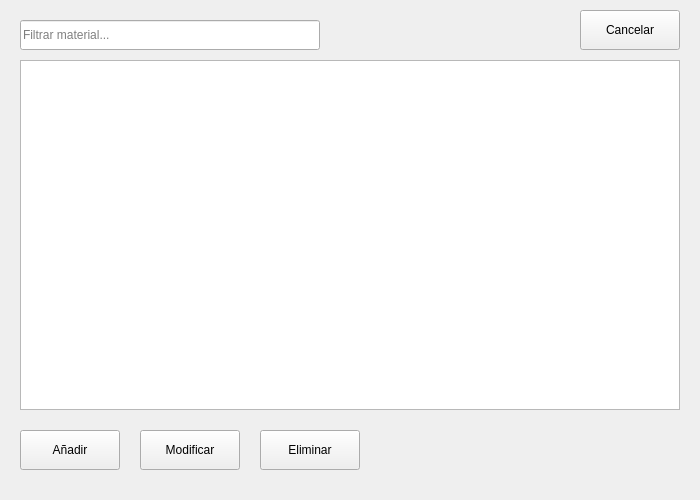
This is src/vista/ui/GestionarMaterial.ui in OscaarMG/campasgym as Qt 5 draws it before an edit. The edited form follows.
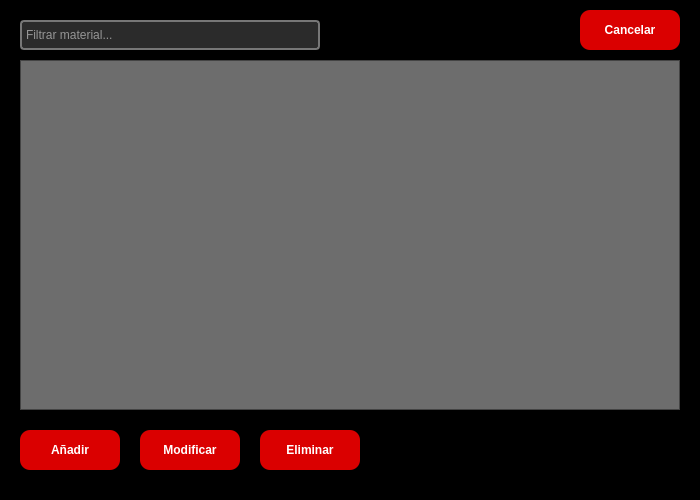
This is the edited form.

```diff
--- a/src/vista/ui/GestionarMaterial.ui
+++ b/src/vista/ui/GestionarMaterial.ui
@@ -13,6 +13,9 @@
   <property name="windowTitle">
    <string>Gestión de Material</string>
   </property>
+  <property name="styleSheet">
+   <string notr="true">background-color:#000000</string>
+  </property>
   <widget class="QLineEdit" name="filterLineEdit">
    <property name="geometry">
     <rect>
@@ -22,6 +25,18 @@
      <height>30</height>
     </rect>
    </property>
+   <property name="styleSheet">
+    <string notr="true">QLineEdit {
+    background-color: #2b2b2b;      
+    color: white;                   
+    border: 1.5px solid #777777;     
+    padding: 2px;
+    border-radius: 4px;
+    selection-background-color: #444444;
+    selection-color: #ff4c4c;        
+}
+</string>
+   </property>
    <property name="placeholderText">
     <string>Filtrar material...</string>
    </property>
@@ -35,6 +50,93 @@
      <height>350</height>
     </rect>
    </property>
+   <property name="styleSheet">
+    <string notr="true">QTableView {
+    background-color: #6d6d6d;
+    color: white;
+    gridline-color: #888888; 
+    border: 1px solid #444444;
+}
+
+QTableView::item {
+    background-color: #7d7d7d;
+    border: 1px solid #555555;
+    padding: 4px;
+}
+
+QTableView {
+    background-color: #6d6d6d;
+    color: white;
+    gridline-color: #888888; /* color del borde entre celdas */
+    border: 1px solid #444444;
+}
+
+QTableWidget::item {
+    background-color: #7d7d7d;
+    border: 1px solid #555555;
+    padding: 4px;
+}
+
+QHeaderView::section {
+    background-color: #5d5d5d;
+    color: white;
+    border: 1px solid #444444;
+    padding: 4px;
+}
+
+QTableCornerButton::section {
+    background-color: #6d6d6d;
+    border: 1px solid #555555;
+}
+
+
+QScrollBar:vertical {
+    background: #5d5d5d;  /* Fondo liso, sin textura */
+    width: 12px;
+    margin: 0px;
+    border: none;
+}
+
+QScrollBar::handle:vertical {
+    background: #888888;  /* Parte que se arrastra */
+    min-height: 20px;
+    border-radius: 4px;
+}
+
+QScrollBar::add-line:vertical,
+QScrollBar::sub-line:vertical {
+    height: 0px;
+    background: none;
+    border: none;
+}
+
+QScrollBar:horizontal {
+    background: #5d5d5d;
+    height: 12px;
+    margin: 0px;
+    border: none;
+}
+
+QScrollBar::handle:horizontal {
+    background: #888888;
+    min-width: 20px;
+    border-radius: 4px;
+}
+
+QScrollBar::add-line:horizontal,
+QScrollBar::sub-line:horizontal {
+    width: 0px;
+    background: none;
+    border: none;
+}
+
+QTableWidget QLineEdit {
+    background-color: #5d5d5d;
+    color: white;
+    border: 1px solid #777777;
+    padding: 2px;
+}</string>
+   </property>
   </widget>
   <widget class="QPushButton" name="btnAnadir">
    <property name="geometry">
@@ -45,6 +147,20 @@
      <height>40</height>
     </rect>
    </property>
+   <property name="styleSheet">
+    <string notr="true">QPushButton {
+    background-color: #da0000;
+    color: white;
+    border-radius: 10px;
+    padding: 6px;
+    font-size: 12px;
+    font-weight: bold;
+}
+
+QPushButton:hover {
+    background-color: #aa0000;
+}</string>
+   </property>
    <property name="text">
     <string>Añadir</string>
    </property>
@@ -58,6 +174,20 @@
      <height>40</height>
     </rect>
    </property>
+   <property name="styleSheet">
+    <string notr="true">QPushButton {
+    background-color: #da0000;
+    color: white;
+    border-radius: 10px;
+    padding: 6px;
+    font-size: 12px;
+    font-weight: bold;
+}
+
+QPushButton:hover {
+    background-color: #aa0000;
+}</string>
+   </property>
    <property name="text">
     <string>Modificar</string>
    </property>
@@ -71,6 +201,20 @@
      <height>40</height>
     </rect>
    </property>
+   <property name="styleSheet">
+    <string notr="true">QPushButton {
+    background-color: #da0000;
+    color: white;
+    border-radius: 10px;
+    padding: 6px;
+    font-size: 12px;
+    font-weight: bold;
+}
+
+QPushButton:hover {
+    background-color: #aa0000;
+}</string>
+   </property>
    <property name="text">
     <string>Eliminar</string>
    </property>
@@ -84,6 +228,20 @@
      <height>40</height>
     </rect>
    </property>
+   <property name="styleSheet">
+    <string notr="true">QPushButton {
+    background-color: #da0000;
+    color: white;
+    border-radius: 10px;
+    padding: 6px;
+    font-size: 12px;
+    font-weight: bold;
+}
+
+QPushButton:hover {
+    background-color: #aa0000;
+}</string>
+   </property>
    <property name="text">
     <string>Cancelar</string>
    </property>
```
